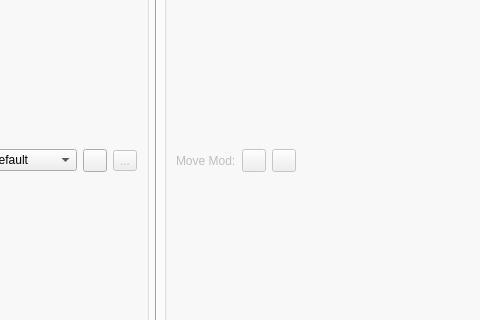
Above: skymodman/qt_interface/qt_manager.ui from Kf4btg/SkyModMan before the change; both pictures show x 91 to 571 and y 152 to 472 of the 800 by 600 pixel window. Below: the same form after it.
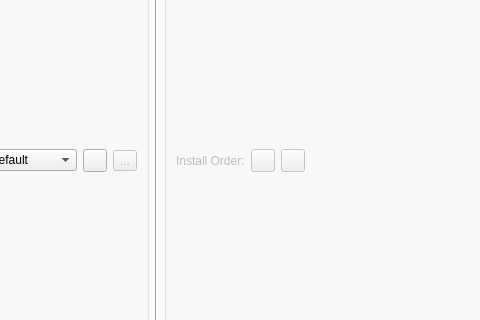
That is the form after the change. Icons and pictures are not drawn.

Commit message: change label wording for movement-buttons

The edit to the form file:
```diff
--- a/skymodman/qt_interface/qt_manager.ui
+++ b/skymodman/qt_interface/qt_manager.ui
@@ -98,7 +98,7 @@
            <item row="0" column="0">
             <widget class="QLabel" name="move_mod_label">
              <property name="text">
-              <string>Move Mod:</string>
+              <string>Install Order:</string>
              </property>
             </widget>
            </item>
```
Left out of the diff: 2 changed lines with no effect on the pictures. The commit also changes 1 other file.
